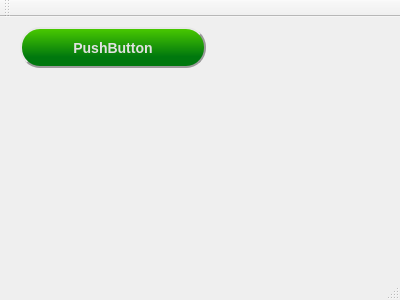
Before: the Qt Designer form gamewindow.ui in SergejDev/AS_forms, drawn with Qt 5.
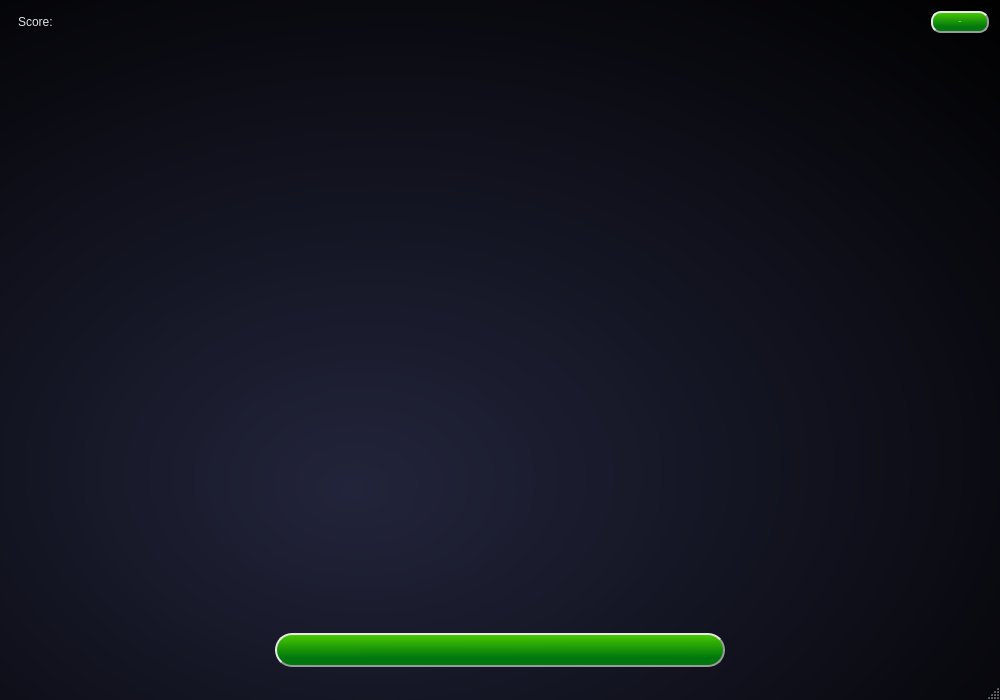
After: the same form once the commit is applied.

```diff
--- a/gamewindow.ui
+++ b/gamewindow.ui
@@ -6,52 +6,179 @@
    <rect>
     <x>0</x>
     <y>0</y>
-    <width>400</width>
-    <height>300</height>
+    <width>1000</width>
+    <height>700</height>
    </rect>
   </property>
+  <property name="font">
+   <font>
+    <kerning>true</kerning>
+   </font>
+  </property>
   <property name="windowTitle">
    <string>GameWindow</string>
   </property>
-  <widget class="QWidget" name="centralWidget">
-   <widget class="QPushButton" name="pushButton">
-    <property name="geometry">
-     <rect>
-      <x>20</x>
-      <y>10</y>
-      <width>186</width>
-      <height>41</height>
-     </rect>
-    </property>
-    <property name="styleSheet">
-     <string notr="true">QPushButton {
-	font: 75 10pt &quot;Arial&quot;;
+  <property name="styleSheet">
+   <string notr="true">QMainWindow {
+	background-color: qradialgradient(spread:pad, cx:0.415, cy:0.624682, radius:0.875, fx:0.352, fy:0.7, stop:0 rgba(34, 36, 59, 255), stop:1 rgba(0, 0, 0, 255));
+}
+
+
+QPushButton {
 	color: rgb(225, 225, 225);
+	font: bold 14px &quot;Arial&quot;;
 	 background-color: qlineargradient(spread:pad, x1:0.517045, y1:1, x2:0.505, y2:0, stop:0.261364 rgba(0, 120, 14, 255), stop:1 rgba(75, 203, 0, 255));
 	 border-color: rgb(255, 255, 255);
      border-style: outset;
      border-width: 2px;
-     border-radius: 20px;
+     border-radius: 10px;
      border-color: rgb(155, 155, 155);
-     font: bold 14px;
-     min-width: 10em;
-     padding: 6px;
+     min-width: 3em;
+     padding: 3px;
  }
-
  QPushButton:hover {
 	color: rgb(255, 255, 255);
 	border-color: grey;
  }
-
  QPushButton:pressed {
 	background-color: qlineargradient(spread:pad, x1:0.517045, y1:1, x2:0.505, y2:0, stop:0.261364 rgba(0, 93, 11, 255), stop:1 rgba(64, 174, 0, 255));
      border-style: inset;
- }</string>
-    </property>
-    <property name="text">
-     <string>PushButton</string>
-    </property>
-   </widget>
+ }
+
+
+QLineEdit {
+	 font: bold 16px &quot;Arial&quot;;
+	color: rgb(255, 255, 255);
+	 background-color: qlineargradient(spread:pad, x1:0.517045, y1:1, x2:0.505, y2:0, stop:0.261364 rgba(0, 120, 14, 255), stop:1 rgba(75, 203, 0, 255));
+	 border-color: rgb(255, 255, 255);
+     border-style: outset;
+     border-width: 2px;
+     border-radius: 17px;
+     border-color: rgb(155, 155, 155);
+     padding: 6px;
+}
+
+
+QLabel {
+	color: rgb(225, 225, 225);
+     font: bold 16px &quot;Arial&quot;;
+     padding: 4px;
+}</string>
+  </property>
+  <widget class="QWidget" name="centralWidget">
+   <layout class="QVBoxLayout" name="verticalLayout">
+    <item>
+     <layout class="QHBoxLayout" name="horizontalLayout">
+      <item>
+       <widget class="QLabel" name="label">
+        <property name="styleSheet">
+         <string notr="true"/>
+        </property>
+        <property name="text">
+         <string>Score:</string>
+        </property>
+       </widget>
+      </item>
+      <item>
+       <spacer name="horizontalSpacer">
+        <property name="orientation">
+         <enum>Qt::Horizontal</enum>
+        </property>
+        <property name="sizeHint" stdset="0">
+         <size>
+          <width>598</width>
+          <height>17</height>
+         </size>
+        </property>
+       </spacer>
+      </item>
+      <item>
+       <widget class="QPushButton" name="pushButton">
+        <property name="minimumSize">
+         <size>
+          <width>58</width>
+          <height>0</height>
+         </size>
+        </property>
+        <property name="maximumSize">
+         <size>
+          <width>16777215</width>
+          <height>22</height>
+         </size>
+        </property>
+        <property name="font">
+         <font>
+          <family>Arial</family>
+          <pointsize>-1</pointsize>
+          <weight>75</weight>
+          <italic>false</italic>
+          <bold>true</bold>
+         </font>
+        </property>
+        <property name="styleSheet">
+         <string notr="true"/>
+        </property>
+        <property name="text">
+         <string>MENU</string>
+        </property>
+       </widget>
+      </item>
+     </layout>
+    </item>
+    <item>
+     <spacer name="verticalSpacer">
+      <property name="orientation">
+       <enum>Qt::Vertical</enum>
+      </property>
+      <property name="sizeHint" stdset="0">
+       <size>
+        <width>20</width>
+        <height>558</height>
+       </size>
+      </property>
+     </spacer>
+    </item>
+    <item>
+     <layout class="QHBoxLayout" name="horizontalLayout_2">
+      <item>
+       <spacer name="horizontalSpacer_2">
+        <property name="orientation">
+         <enum>Qt::Horizontal</enum>
+        </property>
+        <property name="sizeHint" stdset="0">
+         <size>
+          <width>40</width>
+          <height>20</height>
+         </size>
+        </property>
+       </spacer>
+      </item>
+      <item>
+       <widget class="QLineEdit" name="lineEdit">
+        <property name="minimumSize">
+         <size>
+          <width>450</width>
+          <height>34</height>
+         </size>
+        </property>
+       </widget>
+      </item>
+      <item>
+       <spacer name="horizontalSpacer_3">
+        <property name="orientation">
+         <enum>Qt::Horizontal</enum>
+        </property>
+        <property name="sizeHint" stdset="0">
+         <size>
+          <width>40</width>
+          <height>20</height>
+         </size>
+        </property>
+       </spacer>
+      </item>
+     </layout>
+    </item>
+   </layout>
   </widget>
   <widget class="QMenuBar" name="menuBar">
    <property name="geometry">
@@ -63,14 +190,6 @@
     </rect>
    </property>
   </widget>
-  <widget class="QToolBar" name="mainToolBar">
-   <attribute name="toolBarArea">
-    <enum>TopToolBarArea</enum>
-   </attribute>
-   <attribute name="toolBarBreak">
-    <bool>false</bool>
-   </attribute>
-  </widget>
   <widget class="QStatusBar" name="statusBar"/>
  </widget>
  <layoutdefault spacing="6" margin="11"/>
```
Left out of the diff: 2 changed lines with no effect on the pictures.
